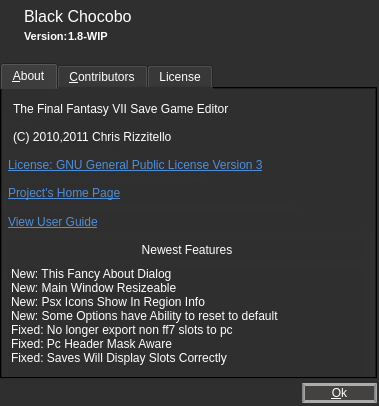
The window that about.ui (sithlord48/blackchocobo) describes before a commit, drawn with Qt 5.
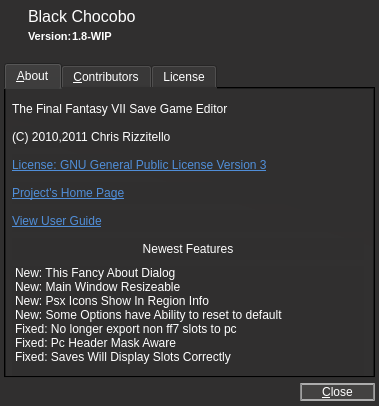
The same window after the commit. Icons and pictures are not drawn.

```diff
--- a/about.ui
+++ b/about.ui
@@ -55,7 +55,7 @@
 	selection-background-color: rgba(34, 201, 247, 128);
 	selection-color: rgb(255,255,255);
 }
-QPushButton:enabled {  border:3px solid; 
+QPushButton:enabled {  border:2px solid; 
 	border-left-color: qlineargradient(spread:pad, x1:0, y1:0, x2:1, y2:0, stop:0 rgba(123, 123, 123, 255), stop:1 rgba(172, 172, 172, 255));
 	border-right-color: qlineargradient(spread:pad, x1:0, y1:0, x2:1, y2:0, stop:0 rgba(123, 123, 123, 255), stop:1 rgba(172, 172, 172, 255));
 	border-bottom-color: rgb(172, 172, 172);
@@ -121,16 +121,16 @@
     <number>4</number>
    </property>
    <property name="leftMargin">
-    <number>0</number>
+    <number>4</number>
    </property>
    <property name="topMargin">
     <number>2</number>
    </property>
    <property name="rightMargin">
-    <number>2</number>
+    <number>4</number>
    </property>
    <property name="bottomMargin">
-    <number>3</number>
+    <number>4</number>
    </property>
    <item>
     <layout class="QHBoxLayout" name="horizontalLayout_3">
@@ -304,7 +304,7 @@
           <string>The Final Fantasy VII Save Game Editor</string>
          </property>
          <property name="indent">
-          <number>5</number>
+          <number>-1</number>
          </property>
          <property name="openExternalLinks">
           <bool>false</bool>
@@ -317,7 +317,7 @@
           <string>(C) 2010,2011 Chris Rizzitello</string>
          </property>
          <property name="indent">
-          <number>5</number>
+          <number>-1</number>
          </property>
         </widget>
        </item>
@@ -774,7 +774,11 @@
 </string>
        </property>
        <property name="text">
-        <string>&amp;Ok</string>
+        <string>&amp;Close</string>
+       </property>
+       <property name="icon">
+        <iconset resource="images.qrc">
+         <normaloff>:/icon/quit</normaloff>:/icon/quit</iconset>
        </property>
        <property name="default">
         <bool>false</bool>
```
Left out of the diff: 5 changed lines with no effect on the pictures.
